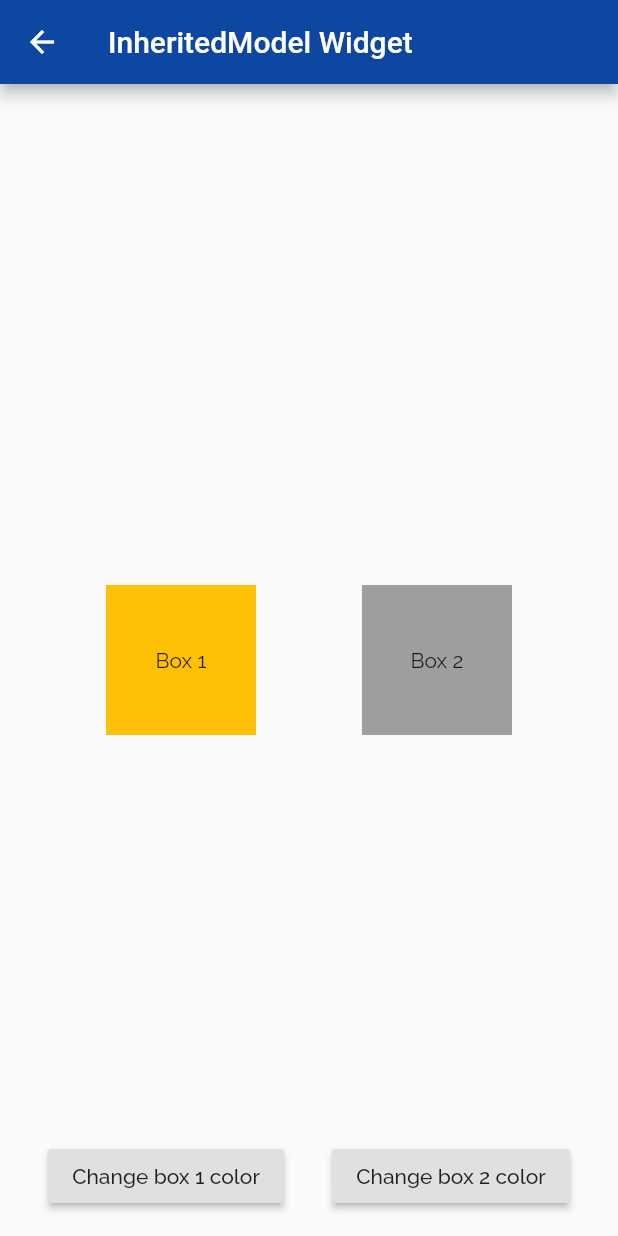
After one commit to plusema86/flutter_widgets_examples, a Flutter app: the InheritedModelPage screen opened by its route, after a tap on "Change box 1 color", on a phone screen of 412 x 824 dp. The commit adds this screen. Run offline on Flutter 3.47's test engine with Material 2 defaults, Android fonts, the phone set to English and light mode, and no system bars; our stand-ins replace auto_size_text, google_fonts.

Commit message:
* InheritedModel Widget

```diff
--- /dev/null
+++ b/lib/inherited_widget/inherited_model_page.dart
@@ -0,0 +1,135 @@
+import 'package:flutter/material.dart';
+
+class InheritedModelPage extends StatefulWidget {
+  @override
+  _InheritedModelPageState createState() => _InheritedModelPageState();
+}
+
+class _InheritedModelPageState extends State<InheritedModelPage> {
+  Color colorOne = Colors.grey;
+  Color colorTwo = Colors.grey;
+
+  bool colorBoxOneOn = false;
+  bool colorBoxTwoOn = false;
+
+  @override
+  void initState() {
+    super.initState();
+  }
+
+  @override
+  Widget build(BuildContext context) {
+    return Scaffold(
+      appBar: AppBar(
+        title: Text("InheritedModel Widget"),
+      ),
+      body: Stack(
+        children: <Widget>[
+          Center(
+            child: Ancestor(
+              colorOne,
+              colorTwo,
+              Row(
+                mainAxisAlignment: MainAxisAlignment.spaceEvenly,
+                children: <Widget>[
+                  ColorOneWidget(),
+                  ColorTwoWidget(),
+                ],
+              ),
+            ),
+          ),
+          Positioned(
+            bottom: 16,
+            left: 0,
+            right: 0,
+            child: Row(
+              mainAxisAlignment: MainAxisAlignment.spaceEvenly,
+              children: <Widget>[
+                RaisedButton(
+                  child: Text("Change box 1 color"),
+                  onPressed: () {
+                    setState(() {
+                      colorBoxOneOn = !colorBoxOneOn;
+                      colorOne =
+                          colorBoxOneOn ? Colors.amber : Colors.redAccent;
+                    });
+                  },
+                ),
+                RaisedButton(
+                  child: Text("Change box 2 color"),
+                  onPressed: () {
+                    setState(() {
+                      colorBoxTwoOn = !colorBoxTwoOn;
+                      colorTwo =
+                          colorBoxTwoOn ? Colors.lightGreen : Colors.lightBlue;
+                    });
+                  },
+                ),
+              ],
+            ),
+          ),
+        ],
+      ),
+    );
+  }
+}
+
+class Ancestor extends InheritedModel<String> {
+  final Color colorOne;
+  final Color colorTwo;
+
+  Ancestor(this.colorOne, this.colorTwo, Widget child) : super(child: child);
+
+  @override
+  bool updateShouldNotify(Ancestor oldWidget) {
+    return colorOne != oldWidget.colorOne || colorTwo != oldWidget.colorTwo;
+  }
+
+  @override
+  bool updateShouldNotifyDependent(
+      Ancestor oldWidget, Set<String> dependencies) {
+    if (dependencies.contains('one') && colorOne != oldWidget.colorOne) {
+      return true;
+    }
+    if (dependencies.contains('two') && colorTwo != oldWidget.colorTwo) {
+      return true;
+    }
+
+    return false;
+  }
+}
+
+class ColorOneWidget extends StatelessWidget {
+  @override
+  Widget build(BuildContext context) {
+    final ancestor =
+        InheritedModel.inheritFrom<Ancestor>(context, aspect: 'one');
+
+    return AnimatedContainer(
+      duration: const Duration(milliseconds: 500),
+      color: ancestor.colorOne,
+      height: 100,
+      width: 100,
+      child: Center(
+        child: Text("Box 1"),
+      ),
+    );
+  }
+}
+
+class ColorTwoWidget extends StatelessWidget {
+  @override
+  Widget build(BuildContext context) {
+    final ancestor =
+        InheritedModel.inheritFrom<Ancestor>(context, aspect: 'two');
+    return AnimatedContainer(
+      duration: const Duration(milliseconds: 500),
+      color: ancestor.colorTwo,
+      height: 100,
+      width: 100,
+      child: Center(
+        child: Text("Box 2"),
+      ),
+    );
+  }
+}
--- a/lib/utils/constants.dart
+++ b/lib/utils/constants.dart
@@ -12,3 +12,4 @@ const SLIVER_APP_BAR_DESCRIPTION = "A material design app bar that integrates wi
 const SLIVER_LIST_SLIVER_GRID_DESCRIPTION = "SliverList: A sliver that places multiple box children in a linear array along the main axis.\nSliverGrid: A sliver that places multiple box children in a two dimensional arrangement.";
 const FADE_IN_IMAGE_DESCRIPTION = "An image that shows a placeholder image while the target image is loading, then fades in the new image when it loads.";
 const STREAM_BUILDER_DESCRIPTION = "Widget that builds itself based on the latest snapshot of interaction with a Stream.";
+const INHERITED_MODEL_DESCRIPTION = "An InheritedWidget that's intended to be used as the base class for models whose dependents may only depend on one part or \"aspect\" of the overall model.";
--- a/lib/utils/router.dart
+++ b/lib/utils/router.dart
@@ -7,6 +7,7 @@ import 'package:flutter_widgets_examples/fade_transition_widget/fade_transition_
 import 'package:flutter_widgets_examples/floating_action_button_widget/floating_action_button_page.dart';
 import 'package:flutter_widgets_examples/future_builder_widget/future_builder_page.dart';
 import 'package:flutter_widgets_examples/home_page.dart';
+import 'package:flutter_widgets_examples/inherited_widget/inherited_model_page.dart';
 import 'package:flutter_widgets_examples/opacity_widget/opacity_page.dart';
 import 'package:flutter_widgets_examples/page_view_widget/page_view_page.dart';
 import 'package:flutter_widgets_examples/safearea_widget/safearea_page.dart';
@@ -51,6 +52,8 @@ Route<dynamic> generateRoute(RouteSettings settings) {
       return MaterialPageRoute(builder: (context) => FadeInImagePage());
     case STREAM_BUILDER_ROUTE:
       return MaterialPageRoute(builder: (context) => StreamBuilderPage());
+    case INHERITED_MODEL_ROUTE:
+      return MaterialPageRoute(builder: (context) => InheritedModelPage());
     default:
       return MaterialPageRoute(builder: (context) => HomePage());
   }
--- a/lib/utils/routing_constants.dart
+++ b/lib/utils/routing_constants.dart
@@ -13,3 +13,4 @@ const String SLIVER_APP_BAR_ROUTE = 'sliver_app_bar';
 const String SLIVER_LIST_AND_SLIVER_GRID_ROUTE = 'sliver_list_sliver_grid';
 const String FADE_IN_IMAGE_ROUTE = 'fade_in_image';
 const String STREAM_BUILDER_ROUTE = 'stream_builder';
+const String INHERITED_MODEL_ROUTE = 'inherited_model';
--- a/lib/utils/routing_utils.dart
+++ b/lib/utils/routing_utils.dart
@@ -22,5 +22,6 @@ class RoutingUtils {
     RoutingModel("SliverList and SliverGrid", SLIVER_LIST_AND_SLIVER_GRID_ROUTE, SLIVER_LIST_SLIVER_GRID_DESCRIPTION),
     RoutingModel("FadeInImage", FADE_IN_IMAGE_ROUTE, FADE_IN_IMAGE_DESCRIPTION),
     RoutingModel("StreamBuilder", STREAM_BUILDER_ROUTE, STREAM_BUILDER_DESCRIPTION),
+    RoutingModel("InheritedModel", INHERITED_MODEL_ROUTE, INHERITED_MODEL_DESCRIPTION),
   ];
 }
```
